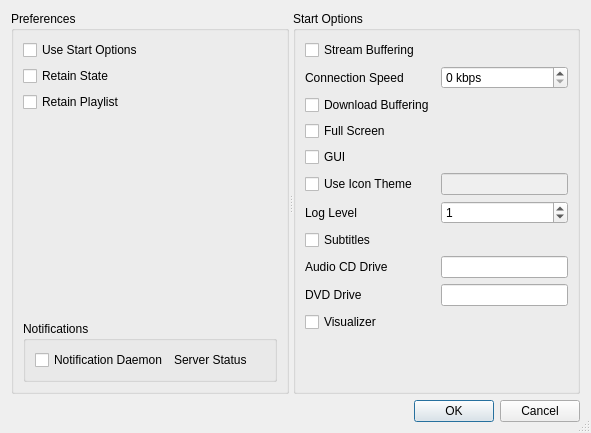
Old version of the form code/settings/ui/settings.ui in the repository andrew-bibb/mbmp.
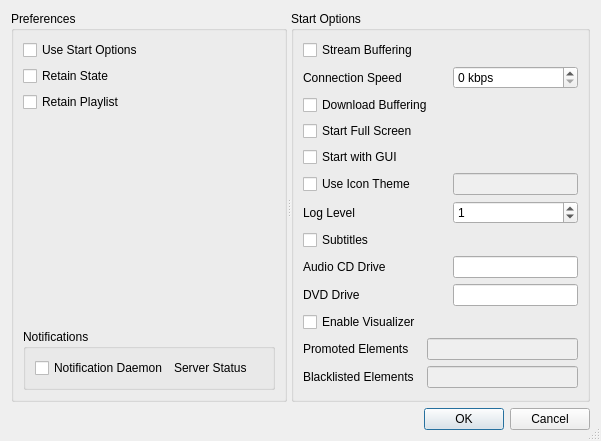
New version of the form.

Commit message: settings dialog for promote and blacklist

Patch:
```diff
--- a/code/settings/ui/settings.ui
+++ b/code/settings/ui/settings.ui
@@ -6,8 +6,8 @@
    <rect>
     <x>0</x>
     <y>0</y>
-    <width>591</width>
-    <height>433</height>
+    <width>601</width>
+    <height>441</height>
    </rect>
   </property>
   <property name="windowTitle">
@@ -207,7 +207,7 @@
           <string>&lt;html&gt;&lt;head/&gt;&lt;body&gt;&lt;pre style=&quot; margin-top:12px; margin-bottom:12px; margin-left:0px; margin-right:0px; -qt-block-indent:0; text-indent:0px;&quot;&gt;&lt;span style=&quot; font-family:'Courier New,courier';&quot;&gt;Command Line Option: &lt;/span&gt;&lt;span style=&quot; font-family:'Courier New,courier'; font-weight:600;&quot;&gt;-f&lt;/span&gt;&lt;span style=&quot; font-family:'Courier New,courier';&quot;&gt; or &lt;/span&gt;&lt;span style=&quot; font-family:'Courier New,courier'; font-weight:600;&quot;&gt;--fullscreen&lt;/span&gt;&lt;/pre&gt;&lt;p&gt;Start the player in full screen mode.&lt;/p&gt;&lt;/body&gt;&lt;/html&gt;</string>
          </property>
          <property name="text">
-          <string>Full Screen</string>
+          <string>Start Full Screen</string>
          </property>
         </widget>
        </item>
@@ -217,7 +217,7 @@
           <string>&lt;html&gt;&lt;head/&gt;&lt;body&gt;&lt;pre style=&quot; margin-top:12px; margin-bottom:12px; margin-left:0px; margin-right:0px; -qt-block-indent:0; text-indent:0px;&quot;&gt;&lt;span style=&quot; font-family:'Courier New,courier';&quot;&gt;Command Line Option: &lt;/span&gt;&lt;span style=&quot; font-family:'Courier New,courier'; font-weight:600;&quot;&gt;-g&lt;/span&gt;&lt;span style=&quot; font-family:'Courier New,courier';&quot;&gt; or &lt;/span&gt;&lt;span style=&quot; font-family:'Courier New,courier'; font-weight:600;&quot;&gt;--gui&lt;/span&gt;&lt;/pre&gt;&lt;p&gt;Start the player with GUI showing.&lt;/p&gt;&lt;/body&gt;&lt;/html&gt;</string>
          </property>
          <property name="text">
-          <string>GUI</string>
+          <string>Start with GUI</string>
          </property>
         </widget>
        </item>
@@ -247,7 +247,7 @@
          </property>
         </widget>
        </item>
-       <item row="11" column="1">
+       <item row="13" column="1">
         <spacer name="verticalSpacer_2">
          <property name="orientation">
           <enum>Qt::Vertical</enum>
@@ -295,7 +295,7 @@
           <string>&lt;html&gt;&lt;head/&gt;&lt;body&gt;&lt;pre style=&quot; margin-top:12px; margin-bottom:12px; margin-left:0px; margin-right:0px; -qt-block-indent:0; text-indent:0px;&quot;&gt;&lt;span style=&quot; font-family:'Courier New,courier';&quot;&gt;Command Line Option: &lt;/span&gt;&lt;span style=&quot; font-family:'Courier New,courier'; font-weight:600;&quot;&gt;-V&lt;/span&gt;&lt;span style=&quot; font-family:'Courier New,courier';&quot;&gt; or &lt;/span&gt;&lt;span style=&quot; font-family:'Courier New,courier'; font-weight:600;&quot;&gt;--visualizer&lt;/span&gt;&lt;/pre&gt;&lt;p&gt;Enable a visualizer when playing audio tracks (default is no visualizer).&lt;/p&gt;&lt;/body&gt;&lt;/html&gt;</string>
          </property>
          <property name="text">
-          <string>Visualizer</string>
+          <string>Enable Visualizer</string>
          </property>
         </widget>
        </item>
@@ -312,6 +312,16 @@
          </property>
         </widget>
        </item>
+       <item row="1" column="0" colspan="2">
+        <widget class="QLabel" name="label_4">
+         <property name="whatsThis">
+          <string>&lt;html&gt;&lt;head/&gt;&lt;body&gt;&lt;pre style=&quot; margin-top:12px; margin-bottom:12px; margin-left:0px; margin-right:0px; -qt-block-indent:0; text-indent:0px;&quot;&gt;&lt;span style=&quot; font-family:'Courier New,courier';&quot;&gt;Command Line Option: &lt;/span&gt;&lt;span style=&quot; font-family:'Courier New,courier'; font-weight:600;&quot;&gt;-c&lt;/span&gt;&lt;span style=&quot; font-family:'Courier New,courier';&quot;&gt; or &lt;/span&gt;&lt;span style=&quot; font-family:'Courier New,courier'; font-weight:600;&quot;&gt;--connection-speed&lt;/span&gt;&lt;/pre&gt;&lt;p&gt;Connection speed in kbps. Connection speed 0 means &amp;quot;unknown&amp;quot;.&lt;/p&gt;&lt;/body&gt;&lt;/html&gt;</string>
+         </property>
+         <property name="text">
+          <string>Connection Speed</string>
+         </property>
+        </widget>
+       </item>
        <item row="8" column="0">
         <widget class="QLabel" name="label_2">
          <property name="whatsThis">
@@ -338,13 +348,43 @@
          </property>
         </widget>
        </item>
-       <item row="1" column="0" colspan="2">
-        <widget class="QLabel" name="label_4">
+       <item row="12" column="0">
+        <widget class="QLabel" name="label_5">
          <property name="whatsThis">
-          <string>&lt;html&gt;&lt;head/&gt;&lt;body&gt;&lt;pre style=&quot; margin-top:12px; margin-bottom:12px; margin-left:0px; margin-right:0px; -qt-block-indent:0; text-indent:0px;&quot;&gt;&lt;span style=&quot; font-family:'Courier New,courier';&quot;&gt;Command Line Option: &lt;/span&gt;&lt;span style=&quot; font-family:'Courier New,courier'; font-weight:600;&quot;&gt;-c&lt;/span&gt;&lt;span style=&quot; font-family:'Courier New,courier';&quot;&gt; or &lt;/span&gt;&lt;span style=&quot; font-family:'Courier New,courier'; font-weight:600;&quot;&gt;--connection-speed&lt;/span&gt;&lt;/pre&gt;&lt;p&gt;Connection speed in kbps. Connection speed 0 means &amp;quot;unknown&amp;quot;.&lt;/p&gt;&lt;/body&gt;&lt;/html&gt;</string>
+          <string>&lt;html&gt;&lt;head/&gt;&lt;body&gt;&lt;p&gt;&lt;span style=&quot; font-family:'Courier New,courier';&quot;&gt;Command Line Option: &lt;/span&gt;&lt;span style=&quot; font-family:'Courier New,courier'; font-weight:600;&quot;&gt;--blacklist [elements]&lt;/span&gt;&lt;/p&gt;&lt;p&gt;Specify GStreamer elements to be blacklisted. Blacklisted elements will never be used to create a pipeline. Elements should be entered as a comma separated list.&lt;/p&gt;&lt;/body&gt;&lt;/html&gt;</string>
          </property>
          <property name="text">
-          <string>Connection Speed</string>
+          <string>Blacklisted Elements</string>
+         </property>
+        </widget>
+       </item>
+       <item row="12" column="1" colspan="2">
+        <widget class="QLineEdit" name="lineEdit_blacklisted">
+         <property name="enabled">
+          <bool>false</bool>
+         </property>
+         <property name="whatsThis">
+          <string>&lt;html&gt;&lt;head/&gt;&lt;body&gt;&lt;p&gt;&lt;span style=&quot; font-family:'Courier New,courier';&quot;&gt;Command Line Option: &lt;/span&gt;&lt;span style=&quot; font-family:'Courier New,courier'; font-weight:600;&quot;&gt;--blacklist [elements]&lt;/span&gt;&lt;/p&gt;&lt;p&gt;Specify GStreamer elements to be blacklisted. Blacklisted elements will never be used to create a pipeline. Elements should be entered as a comma separated list.&lt;/p&gt;&lt;/body&gt;&lt;/html&gt;</string>
+         </property>
+        </widget>
+       </item>
+       <item row="11" column="0">
+        <widget class="QLabel" name="label_6">
+         <property name="whatsThis">
+          <string>&lt;html&gt;&lt;head/&gt;&lt;body&gt;&lt;p&gt;&lt;span style=&quot; font-family:'Courier New,courier';&quot;&gt;Command Line Option: &lt;/span&gt;&lt;span style=&quot; font-family:'Courier New,courier'; font-weight:600;&quot;&gt;--promote [elements]&lt;/span&gt;&lt;/p&gt;&lt;p&gt;Specify GStreamer elements to be promoted in rank. When more than one element can be used in a stream an element which has been promoted will be selected first. Elements should be entered as a comma separated list.&lt;/p&gt;&lt;/body&gt;&lt;/html&gt;</string>
+         </property>
+         <property name="text">
+          <string>Promoted Elements</string>
+         </property>
+        </widget>
+       </item>
+       <item row="11" column="1" colspan="2">
+        <widget class="QLineEdit" name="lineEdit_promoted">
+         <property name="enabled">
+          <bool>false</bool>
+         </property>
+         <property name="whatsThis">
+          <string>&lt;html&gt;&lt;head/&gt;&lt;body&gt;&lt;p&gt;&lt;span style=&quot; font-family:'Courier New,courier';&quot;&gt;Command Line Option: &lt;/span&gt;&lt;span style=&quot; font-family:'Courier New,courier'; font-weight:600;&quot;&gt;--promote [elements]&lt;/span&gt;&lt;/p&gt;&lt;p&gt;Specify GStreamer elements to be promoted in rank. When more than one element can be used in a stream an element which has been promoted will be selected first. Elements should be entered as a comma separated list.&lt;/p&gt;&lt;/body&gt;&lt;/html&gt;</string>
          </property>
         </widget>
        </item>
```
The commit also changes 3 other files.
